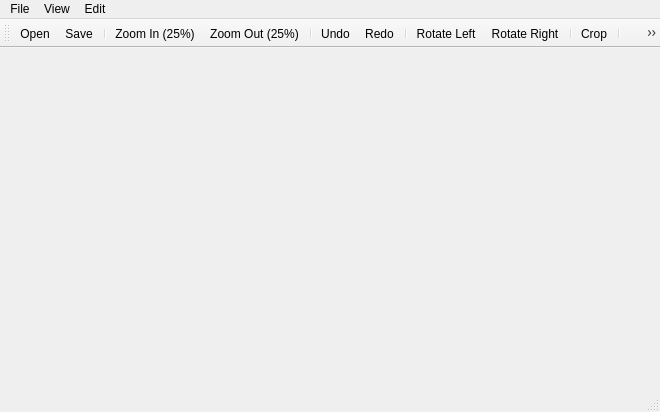
This is imageviewer.ui in wojtodzio/ImageViewer as Qt 5 draws it before an edit. The edited form follows.
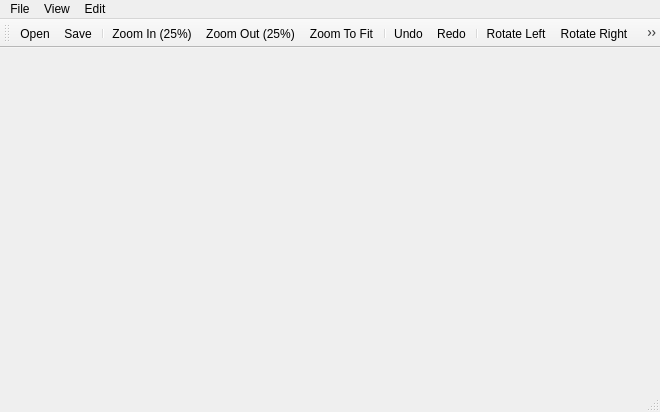
This is the edited form. Icons and pictures are not drawn.

Commit message: Add ZoomToFit action with free icon

The edit to the form file:
```diff
--- a/imageviewer.ui
+++ b/imageviewer.ui
@@ -74,6 +74,7 @@
    <addaction name="separator"/>
    <addaction name="actionZoomIn"/>
    <addaction name="actionZoomOut"/>
+   <addaction name="actionZoomToFit"/>
    <addaction name="separator"/>
    <addaction name="actionUndo"/>
    <addaction name="actionRedo"/>
@@ -223,6 +224,15 @@
     <string>Toggle Fullscreen</string>
    </property>
   </action>
+  <action name="actionZoomToFit">
+   <property name="icon">
+    <iconset resource="icons.qrc">
+     <normaloff>:/new/prefix1/icons/zoom-to-window.png</normaloff>:/new/prefix1/icons/zoom-to-window.png</iconset>
+   </property>
+   <property name="text">
+    <string>Zoom To Fit</string>
+   </property>
+  </action>
  </widget>
  <layoutdefault spacing="6" margin="11"/>
  <resources>
```
Left out of the diff: 1 changed line with no effect on the pictures. The commit also changes 4 other files.
